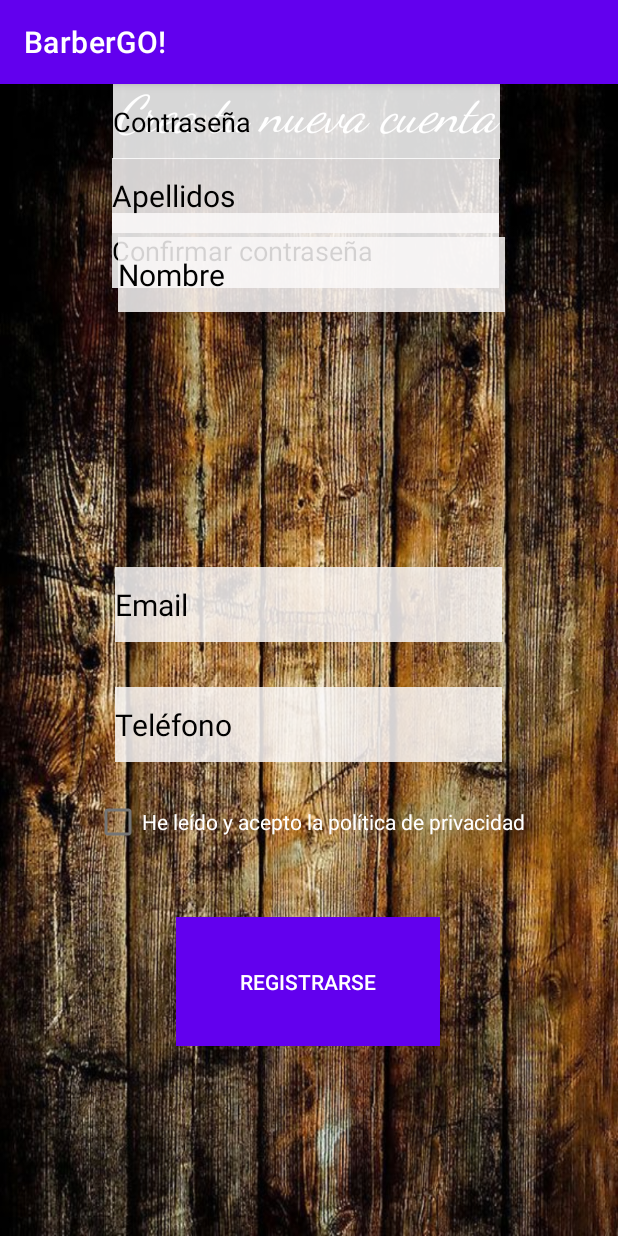
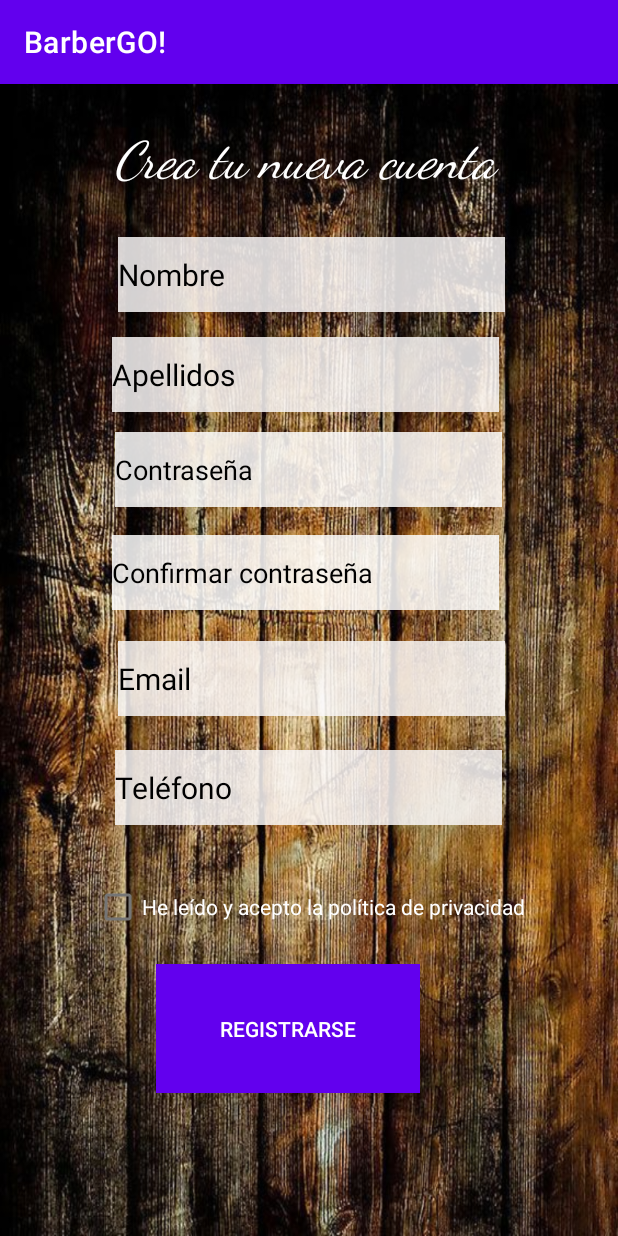
Before and after one commit to LordMatraka/Android_BarberGO, an Android app: the RegisterActivity screen opened directly, with no data from a screen before it, on a phone screen of 412 x 824 dp. Run offline under Robolectric (Android 15) with nearby library versions, the phone set to English and light mode, and no system bars; our stand-ins replace Firebase (no records; nobody signed in at launch, a user with empty details on screens opened directly).

Commit message:
Update activity_register.xml

```diff
--- a/app/src/main/res/layout/activity_register.xml
+++ b/app/src/main/res/layout/activity_register.xml
@@ -12,23 +12,23 @@
         android:id="@+id/userPassword2"
         android:layout_width="258dp"
         android:layout_height="50dp"
-        android:layout_marginTop="36dp"
         android:background="@color/white"
         android:backgroundTint="#D7FFFFFF"
         android:ems="10"
         android:hint="Confirmar contraseña"
         android:inputType="textPassword"
         android:textColorHint="#000000"
+        app:layout_constraintBottom_toBottomOf="parent"
         app:layout_constraintEnd_toEndOf="parent"
         app:layout_constraintHorizontal_bias="0.483"
         app:layout_constraintStart_toStartOf="parent"
-        app:layout_constraintTop_toBottomOf="@+id/userPassword" />
+        app:layout_constraintTop_toTopOf="parent"
+        app:layout_constraintVertical_bias="0.419" />
 
     <EditText
         android:id="@+id/userPhone"
         android:layout_width="258dp"
         android:layout_height="50dp"
-        android:layout_marginBottom="396dp"
         android:background="@color/white"
         android:backgroundTint="#D7FBF8F8"
         android:ems="10"
@@ -40,10 +40,10 @@
         android:textSize="20sp"
         app:layout_constraintBottom_toBottomOf="parent"
         app:layout_constraintEnd_toEndOf="parent"
-        app:layout_constraintHorizontal_bias="0.496"
+        app:layout_constraintHorizontal_bias="0.509"
         app:layout_constraintStart_toStartOf="parent"
-        app:layout_constraintTop_toBottomOf="@+id/userPassword2"
-        app:layout_constraintVertical_bias="1.0" />
+        app:layout_constraintTop_toTopOf="@+id/textView"
+        app:layout_constraintVertical_bias="0.496" />
 
     <EditText
         android:id="@+id/userName"
@@ -76,29 +76,29 @@
         android:textAlignment="textStart"
         android:textColor="#000000"
         android:textSize="20sp"
-        app:layout_constraintBottom_toTopOf="@+id/userPassword"
+        app:layout_constraintBottom_toBottomOf="parent"
         app:layout_constraintEnd_toEndOf="parent"
         app:layout_constraintHorizontal_bias="0.483"
         app:layout_constraintStart_toStartOf="parent"
-        app:layout_constraintTop_toBottomOf="@+id/userName"
-        app:layout_constraintVertical_bias="0.508" />
+        app:layout_constraintTop_toTopOf="parent"
+        app:layout_constraintVertical_bias="0.235" />
 
     <CheckBox
         android:id="@+id/checkBox1"
         android:layout_width="wrap_content"
         android:layout_height="wrap_content"
-        android:layout_marginBottom="252dp"
         android:text="He leído y acepto la política de privacidad"
         android:textColor="#FFFFFF"
         app:layout_constraintBottom_toBottomOf="parent"
         app:layout_constraintEnd_toEndOf="parent"
-        app:layout_constraintStart_toStartOf="parent" />
+        app:layout_constraintStart_toStartOf="parent"
+        app:layout_constraintTop_toTopOf="parent"
+        app:layout_constraintVertical_bias="0.729" />
 
     <EditText
         android:id="@+id/userName8"
         android:layout_width="258dp"
         android:layout_height="50dp"
-        android:layout_marginBottom="316dp"
         android:background="@color/white"
         android:backgroundTint="#D7FBF8F8"
         android:ems="10"
@@ -112,8 +112,8 @@
         app:layout_constraintEnd_toEndOf="parent"
         app:layout_constraintHorizontal_bias="0.496"
         app:layout_constraintStart_toStartOf="parent"
-        app:layout_constraintTop_toBottomOf="@+id/userPhone"
-        app:layout_constraintVertical_bias="1.0" />
+        app:layout_constraintTop_toTopOf="parent"
+        app:layout_constraintVertical_bias="0.618" />
 
     <TextView
         android:id="@+id/textView"
@@ -126,10 +126,12 @@
         android:textColor="#FFFFFF"
         android:textSize="34sp"
         android:textStyle="italic"
+        app:layout_constraintBottom_toBottomOf="parent"
         app:layout_constraintEnd_toEndOf="parent"
-        app:layout_constraintHorizontal_bias="0.486"
+        app:layout_constraintHorizontal_bias="0.48"
         app:layout_constraintStart_toStartOf="parent"
-        app:layout_constraintTop_toTopOf="parent" />
+        app:layout_constraintTop_toTopOf="parent"
+        app:layout_constraintVertical_bias="0.043" />
 
     <Button
         android:id="@+id/botonRegistro"
@@ -145,10 +147,10 @@
         app:iconTint="#8A6D6D"
         app:layout_constraintBottom_toBottomOf="parent"
         app:layout_constraintEnd_toEndOf="parent"
-        app:layout_constraintHorizontal_bias="0.497"
+        app:layout_constraintHorizontal_bias="0.442"
         app:layout_constraintStart_toStartOf="parent"
-        app:layout_constraintTop_toBottomOf="@+id/checkBox1"
-        app:layout_constraintVertical_bias="0.0"
+        app:layout_constraintTop_toTopOf="parent"
+        app:layout_constraintVertical_bias="0.852"
         app:rippleColor="#957979"
         app:strokeColor="#958989" />
 
@@ -170,9 +172,11 @@
         android:hint="Contraseña"
         android:inputType="textPassword"
         android:textColorHint="#000000"
+        app:layout_constraintBottom_toBottomOf="parent"
         app:layout_constraintEnd_toEndOf="parent"
-        app:layout_constraintHorizontal_bias="0.49"
+        app:layout_constraintHorizontal_bias="0.496"
         app:layout_constraintStart_toStartOf="parent"
-        tools:layout_editor_absoluteY="278dp" />
+        app:layout_constraintTop_toTopOf="@+id/textView"
+        app:layout_constraintVertical_bias="0.293" />
 
 </androidx.constraintlayout.widget.ConstraintLayout>
```
